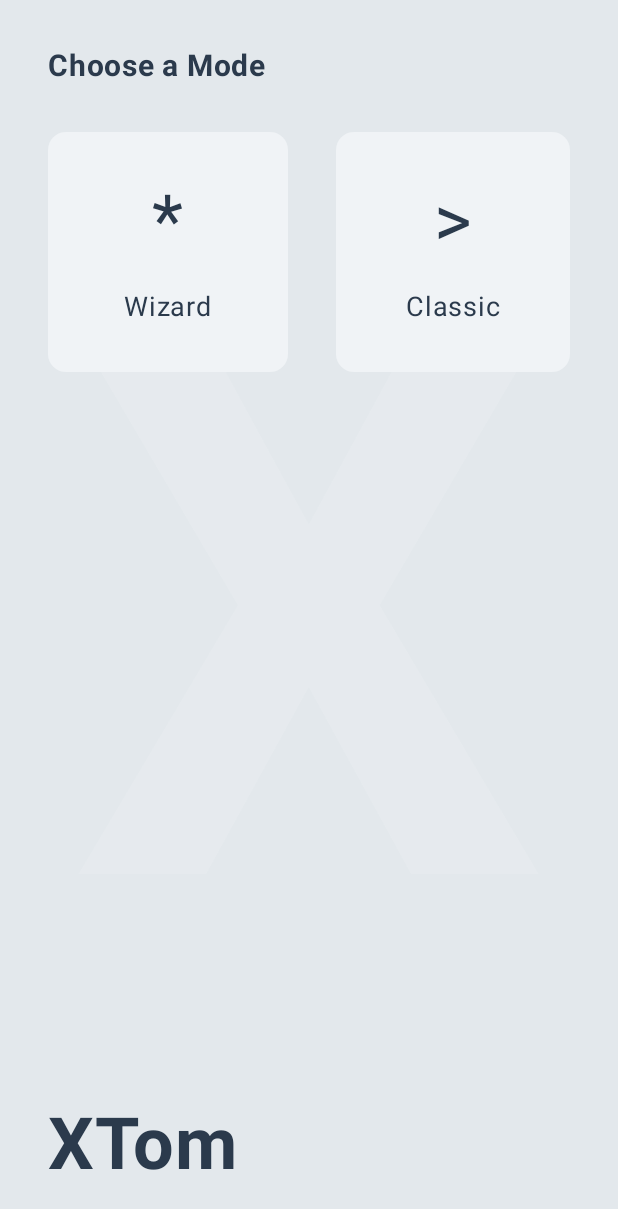
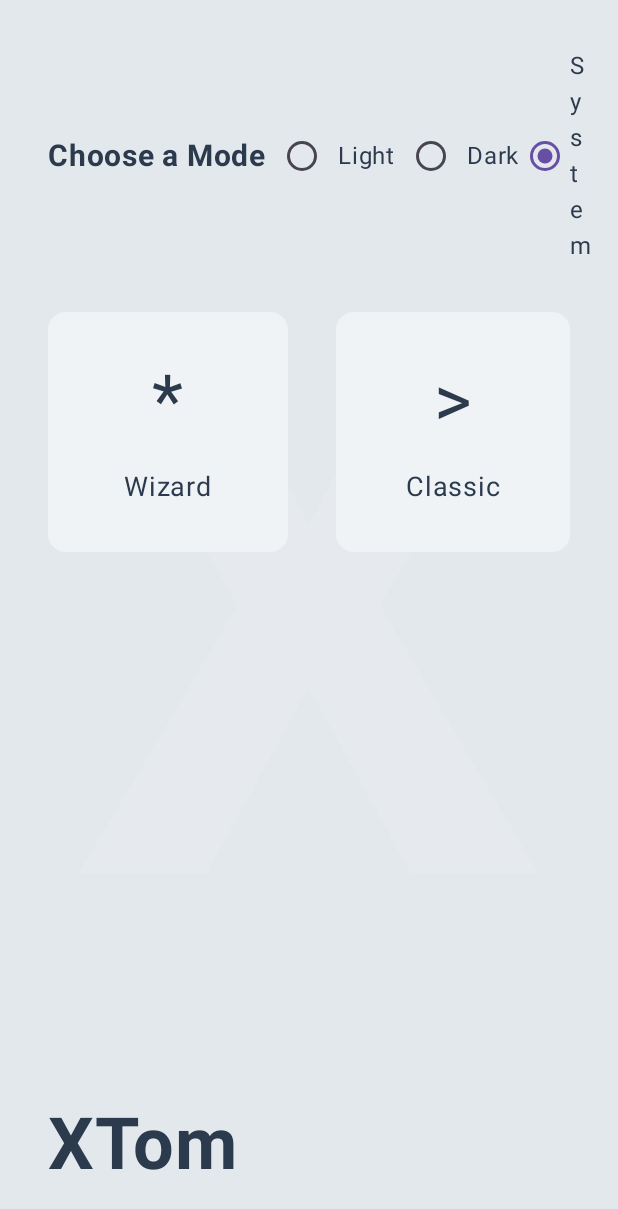
Before and after one commit to DennisHartstock/XTom, an Android app built with Jetpack Compose: the screen it shows after launch (MainActivity), on a phone screen of 412 x 824 dp. Shown: the top 1209 px of the screen. Run offline under Robolectric (Android 15) with nearby library versions, the phone set to English and light mode, and no system bars.

Commit message:
feat: Add theme selection UI and logic
Adds a theme selection control to the `ChooseModeScreen`, allowing users to switch between Light, Dark, and System themes using radio buttons.

The `XTomTheme` composable is updated to accept a `ThemeMode` enum instead of a boolean, enabling explicit control over the theme. The application state in `App.kt` is updated to manage and pass the selected theme mode down to the relevant screens.

```diff
--- a/composeApp/src/commonMain/kotlin/org/example/project/App.kt
+++ b/composeApp/src/commonMain/kotlin/org/example/project/App.kt
@@ -22,7 +22,9 @@ sealed class Screen {
 @Composable
 @Preview
 fun App() {
-    XTomTheme {
+    var themeMode by remember { mutableStateOf(ThemeMode.System) }
+
+    XTomTheme(themeMode) {
         var currentScreen by remember { mutableStateOf<Screen>(Screen.ChooseMode) }
 
         when (val screen = currentScreen) {
@@ -35,7 +37,9 @@ fun App() {
                             "R & D" -> Screen.RnD
                             else -> screen
                         }
-                    }
+                    },
+                    currentTheme = themeMode,
+                    onThemeChange = { themeMode = it }
                 )
             }
 
--- /dev/null
+++ b/composeApp/src/commonMain/kotlin/org/example/project/ThemeMode.kt
@@ -0,0 +1,5 @@
+package org.example.project
+
+enum class ThemeMode {
+    Light, Dark, System
+}
--- a/composeApp/src/commonMain/kotlin/org/example/project/ui/ChooseModeScreen.kt
+++ b/composeApp/src/commonMain/kotlin/org/example/project/ui/ChooseModeScreen.kt
@@ -6,6 +6,7 @@ import androidx.compose.foundation.layout.Column
 import androidx.compose.foundation.layout.Row
 import androidx.compose.foundation.layout.Spacer
 import androidx.compose.foundation.layout.fillMaxSize
+import androidx.compose.foundation.layout.fillMaxWidth
 import androidx.compose.foundation.layout.height
 import androidx.compose.foundation.layout.padding
 import androidx.compose.foundation.layout.size
@@ -13,6 +14,7 @@ import androidx.compose.material3.Card
 import androidx.compose.material3.CardDefaults
 import androidx.compose.material3.ExperimentalMaterial3Api
 import androidx.compose.material3.MaterialTheme
+import androidx.compose.material3.RadioButton
 import androidx.compose.material3.Surface
 import androidx.compose.material3.Text
 import androidx.compose.runtime.Composable
@@ -22,9 +24,14 @@ import androidx.compose.ui.graphics.Color
 import androidx.compose.ui.text.font.FontWeight
 import androidx.compose.ui.unit.dp
 import androidx.compose.ui.unit.sp
+import org.example.project.ThemeMode
 
 @Composable
-fun ChooseModeScreen(onModeSelected: (String) -> Unit) {
+fun ChooseModeScreen(
+    onModeSelected: (String) -> Unit,
+    currentTheme: ThemeMode,
+    onThemeChange: (ThemeMode) -> Unit
+) {
     Surface(
         modifier = Modifier.fillMaxSize(),
         color = MaterialTheme.colorScheme.background
@@ -45,12 +52,28 @@ fun ChooseModeScreen(onModeSelected: (String) -> Unit) {
                     .padding(32.dp),
                 horizontalAlignment = Alignment.CenterHorizontally
             ) {
-                Text(
-                    text = "Choose a Mode",
-                    fontSize = 20.sp,
-                    fontWeight = FontWeight.Bold,
-                    modifier = Modifier.align(Alignment.Start)
-                )
+                Row(
+                    modifier = Modifier.fillMaxWidth(),
+                    horizontalArrangement = Arrangement.SpaceBetween,
+                    verticalAlignment = Alignment.CenterVertically
+                ) {
+                    Text(
+                        text = "Choose a Mode",
+                        fontSize = 20.sp,
+                        fontWeight = FontWeight.Bold,
+                    )
+                    Row(verticalAlignment = Alignment.CenterVertically) {
+                        ThemeMode.entries.forEach { theme ->
+                            Row(verticalAlignment = Alignment.CenterVertically) {
+                                RadioButton(
+                                    selected = currentTheme == theme,
+                                    onClick = { onThemeChange(theme) }
+                                )
+                                Text(text = theme.name)
+                            }
+                        }
+                    }
+                }
 
                 Spacer(modifier = Modifier.height(32.dp))
 
--- a/composeApp/src/commonMain/kotlin/org/example/project/ui/theme/Theme.kt
+++ b/composeApp/src/commonMain/kotlin/org/example/project/ui/theme/Theme.kt
@@ -5,6 +5,7 @@ import androidx.compose.material3.MaterialTheme
 import androidx.compose.material3.darkColorScheme
 import androidx.compose.material3.lightColorScheme
 import androidx.compose.runtime.Composable
+import org.example.project.ThemeMode
 
 private val DarkColorScheme = darkColorScheme(
     background = DarkBackground,
@@ -22,10 +23,16 @@ private val LightColorScheme = lightColorScheme(
 
 @Composable
 fun XTomTheme(
-    darkTheme: Boolean = isSystemInDarkTheme(),
+    themeMode: ThemeMode = ThemeMode.System,
     content: @Composable () -> Unit
 ) {
-    val colorScheme = if (darkTheme) DarkColorScheme else LightColorScheme
+    val useDarkTheme = when (themeMode) {
+        ThemeMode.Light -> false
+        ThemeMode.Dark -> true
+        ThemeMode.System -> isSystemInDarkTheme()
+    }
+
+    val colorScheme = if (useDarkTheme) DarkColorScheme else LightColorScheme
 
     MaterialTheme(
         colorScheme = colorScheme,
```
